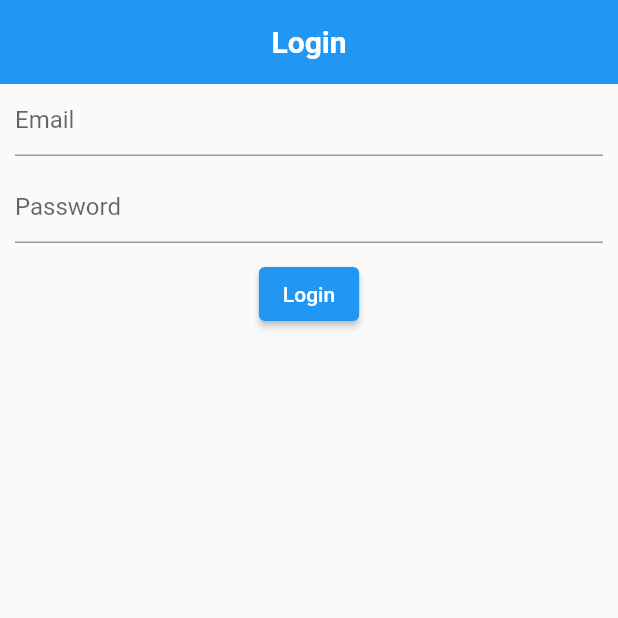
After one commit to nzikak/notes-app, a Flutter app: the screen it shows after launch, after a tap on "Login", on a phone screen of 412 x 824 dp, the top half of it. The commit adds this screen. Run offline on Flutter 3.47's test engine with Material 2 defaults, Android fonts, the phone set to English and light mode, and no system bars; our stand-ins replace firebase_auth, firebase_core; accounts and stored records are empty; network calls fail.

Commit message:
Basic login screen setup

```diff
--- /dev/null
+++ b/lib/views/login_view.dart
@@ -0,0 +1,85 @@
+import 'package:flutter/material.dart';
+import 'package:firebase_auth/firebase_auth.dart';
+
+class LoginView extends StatefulWidget {
+  const LoginView({Key? key}) : super(key: key);
+
+  @override
+  State<LoginView> createState() => _LoginViewState();
+}
+
+class _LoginViewState extends State<LoginView> {
+  late final TextEditingController _emailTextController;
+  late final TextEditingController _passwordTextController;
+
+  @override
+  void initState() {
+    _emailTextController = TextEditingController();
+    _passwordTextController = TextEditingController();
+    super.initState();
+  }
+
+  @override
+  void dispose() {
+    _emailTextController.dispose();
+    _passwordTextController.dispose();
+    super.dispose();
+  }
+
+  @override
+  Widget build(BuildContext context) {
+    return Scaffold(
+      appBar: AppBar(
+        title: const Text(
+          "Login",
+          style: TextStyle(fontWeight: FontWeight.bold),
+        ),
+        centerTitle: true,
+        elevation: 0.0,
+      ),
+      body: Container(
+        padding: const EdgeInsets.symmetric(horizontal: 10.0),
+        child: Column(
+          children: [
+            TextField(
+              maxLines: 1,
+              controller: _emailTextController,
+              keyboardType: TextInputType.emailAddress,
+              decoration: const InputDecoration(hintText: "Email"),
+            ),
+            const SizedBox(height: 10),
+            TextField(
+              maxLines: 1,
+              controller: _passwordTextController,
+              obscureText: true,
+              autocorrect: false,
+              enableSuggestions: false,
+              decoration: const InputDecoration(hintText: "Password"),
+              //      keyboardType: TextInputType.,
+            ),
+            const SizedBox(height: 10),
+            ElevatedButton(
+                onPressed: () {
+                  final email = _emailTextController.text;
+                  final password = _passwordTextController.text;
+                  _loginUser(email, password);
+                },
+                child: const Text("Login"))
+          ],
+        ),
+      ),
+    );
+  }
+
+  void _loginUser(String email, String password) async {
+    try {
+      final userCredential = await FirebaseAuth.instance
+          .signInWithEmailAndPassword(email: email, password: password);
+      print(userCredential);
+    } on FirebaseAuthException catch (e) {
+      print("Error occurred while signing in. ${e.message}");
+    } catch (e) {
+      print("Error occurred");
+    }
+  }
+}
```
Also changed, not shown: lib/main.dart (+4 -78 lines), lib/views/register_view.dart (added, +83 -0 lines), 1 other file.
